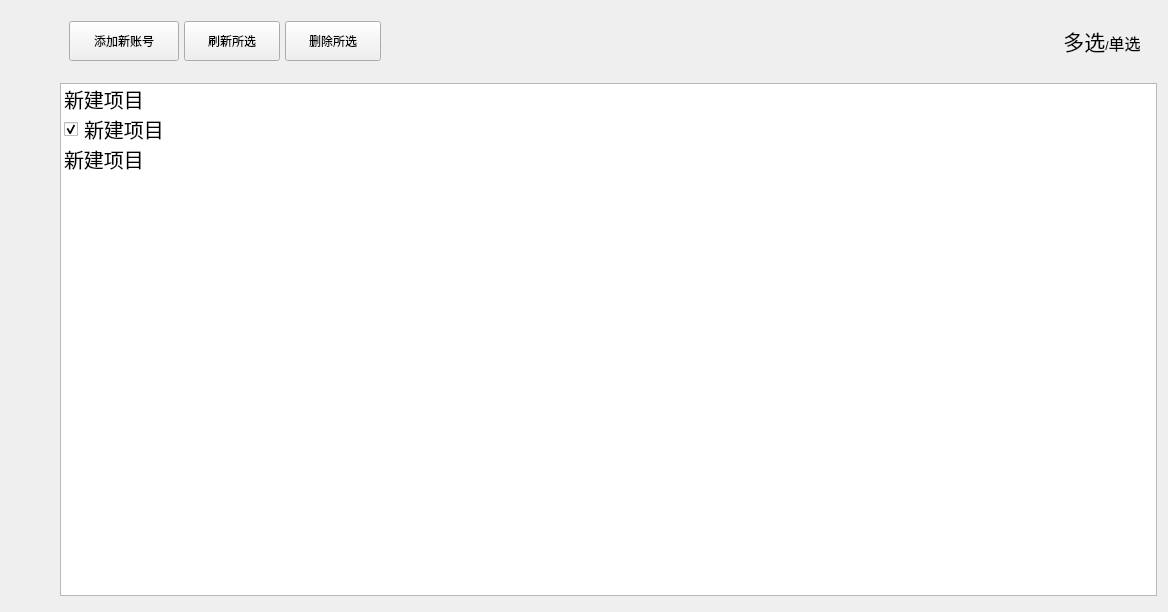
This is UI/MainWindow/MainWindow.ui in SkyWorldStudio/Minecraft-Optimal-Starter_3 as Qt 5 draws it before an edit. The edited form follows.
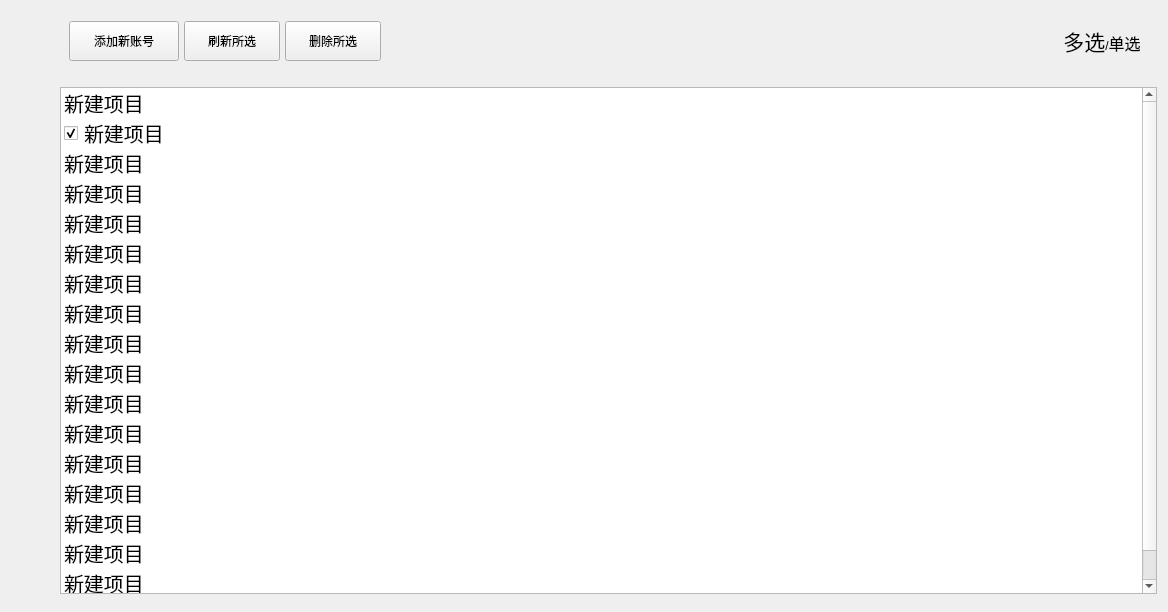
This is the edited form. The open tabs and pages were chosen to show the change. Icons and pictures are not drawn. Custom widgets are drawn as their Qt base class.

Commit message: 📝 :账户添加页面 95% 🛠 :修复了"设置窗口位置"在更高的Python版本中出现的问题

```diff
--- a/UI/MainWindow/MainWindow.ui
+++ b/UI/MainWindow/MainWindow.ui
@@ -914,13 +914,13 @@
                     <number>3</number>
                    </property>
                    <property name="topMargin">
-                    <number>0</number>
+                    <number>4</number>
                    </property>
                    <property name="rightMargin">
                     <number>3</number>
                    </property>
                    <property name="bottomMargin">
-                    <number>6</number>
+                    <number>8</number>
                    </property>
                    <item>
                     <widget class="QListWidget" name="listWidget_users_down">
@@ -929,6 +929,24 @@
                        <pointsize>15</pointsize>
                       </font>
                      </property>
+                     <property name="verticalScrollBarPolicy">
+                      <enum>Qt::ScrollBarAlwaysOn</enum>
+                     </property>
+                     <property name="autoScroll">
+                      <bool>true</bool>
+                     </property>
+                     <property name="showDropIndicator" stdset="0">
+                      <bool>true</bool>
+                     </property>
+                     <property name="dragEnabled">
+                      <bool>false</bool>
+                     </property>
+                     <property name="dragDropOverwriteMode">
+                      <bool>false</bool>
+                     </property>
+                     <property name="selectionMode">
+                      <enum>QAbstractItemView::MultiSelection</enum>
+                     </property>
                      <item>
                       <property name="text">
                        <string>新建项目</string>
@@ -949,8 +967,75 @@
                       <property name="text">
                        <string>新建项目</string>
                       </property>
-                      <property name="checkState">
-                       <enum>Unchecked</enum>
+                     </item>
+                     <item>
+                      <property name="text">
+                       <string>新建项目</string>
+                      </property>
+                     </item>
+                     <item>
+                      <property name="text">
+                       <string>新建项目</string>
+                      </property>
+                     </item>
+                     <item>
+                      <property name="text">
+                       <string>新建项目</string>
+                      </property>
+                     </item>
+                     <item>
+                      <property name="text">
+                       <string>新建项目</string>
+                      </property>
+                     </item>
+                     <item>
+                      <property name="text">
+                       <string>新建项目</string>
+                      </property>
+                     </item>
+                     <item>
+                      <property name="text">
+                       <string>新建项目</string>
+                      </property>
+                     </item>
+                     <item>
+                      <property name="text">
+                       <string>新建项目</string>
+                      </property>
+                     </item>
+                     <item>
+                      <property name="text">
+                       <string>新建项目</string>
+                      </property>
+                     </item>
+                     <item>
+                      <property name="text">
+                       <string>新建项目</string>
+                      </property>
+                     </item>
+                     <item>
+                      <property name="text">
+                       <string>新建项目</string>
+                      </property>
+                     </item>
+                     <item>
+                      <property name="text">
+                       <string>新建项目</string>
+                      </property>
+                     </item>
+                     <item>
+                      <property name="text">
+                       <string>新建项目</string>
+                      </property>
+                     </item>
+                     <item>
+                      <property name="text">
+                       <string>新建项目</string>
+                      </property>
+                     </item>
+                     <item>
+                      <property name="text">
+                       <string>新建项目</string>
                       </property>
                      </item>
                     </widget>
```
Left out of the diff: 14 changed lines with no effect on the pictures. The commit also changes 3 other files.
